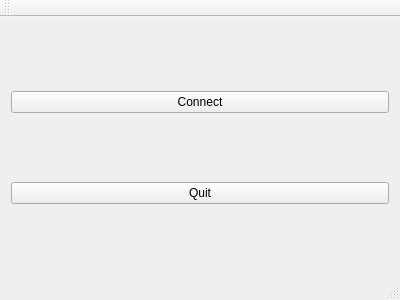
qt/qtmqtt, file examples/mqtt/simpleclient/mainwindow.ui: the form before one commit.
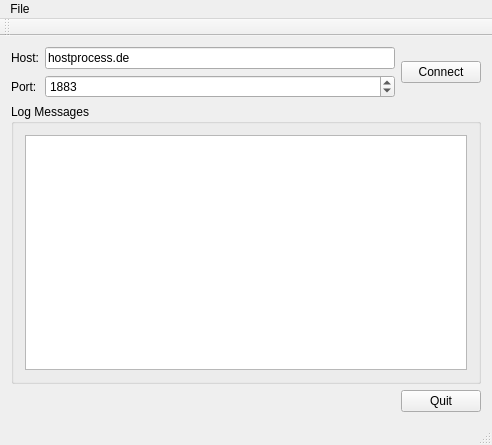
The form after the commit.

Commit message: Make example a bit more verbose

The edit to the form file:
```diff
--- a/examples/mqtt/simpleclient/mainwindow.ui
+++ b/examples/mqtt/simpleclient/mainwindow.ui
@@ -6,8 +6,8 @@
    <rect>
     <x>0</x>
     <y>0</y>
-    <width>400</width>
-    <height>300</height>
+    <width>492</width>
+    <height>445</height>
    </rect>
   </property>
   <property name="windowTitle">
@@ -16,19 +16,87 @@
   <widget class="QWidget" name="centralWidget">
    <layout class="QVBoxLayout" name="verticalLayout">
     <item>
-     <widget class="QPushButton" name="buttonConnect">
-      <property name="text">
-       <string>Connect</string>
-      </property>
-     </widget>
+     <layout class="QHBoxLayout" name="horizontalLayout">
+      <item>
+       <layout class="QFormLayout" name="formLayout">
+        <item row="0" column="0">
+         <widget class="QLabel" name="label">
+          <property name="text">
+           <string>Host:</string>
+          </property>
+         </widget>
+        </item>
+        <item row="0" column="1">
+         <widget class="QLineEdit" name="lineEditHost">
+          <property name="text">
+           <string>hostprocess.de</string>
+          </property>
+         </widget>
+        </item>
+        <item row="2" column="0">
+         <widget class="QLabel" name="label_2">
+          <property name="text">
+           <string>Port:</string>
+          </property>
+         </widget>
+        </item>
+        <item row="2" column="1">
+         <widget class="QSpinBox" name="spinBoxPort">
+          <property name="maximum">
+           <number>99999</number>
+          </property>
+          <property name="value">
+           <number>1883</number>
+          </property>
+         </widget>
+        </item>
+       </layout>
+      </item>
+      <item>
+       <widget class="QPushButton" name="buttonConnect">
+        <property name="text">
+         <string>Connect</string>
+        </property>
+       </widget>
+      </item>
+     </layout>
     </item>
     <item>
-     <widget class="QPushButton" name="buttonQuit">
-      <property name="text">
-       <string>Quit</string>
+     <widget class="QGroupBox" name="groupBox">
+      <property name="title">
+       <string>Log Messages</string>
       </property>
+      <layout class="QHBoxLayout" name="horizontalLayout_2">
+       <item>
+        <widget class="QPlainTextEdit" name="editLog"/>
+       </item>
+      </layout>
      </widget>
     </item>
+    <item>
+     <layout class="QHBoxLayout" name="horizontalLayout_3">
+      <item>
+       <spacer name="horizontalSpacer">
+        <property name="orientation">
+         <enum>Qt::Horizontal</enum>
+        </property>
+        <property name="sizeHint" stdset="0">
+         <size>
+          <width>40</width>
+          <height>20</height>
+         </size>
+        </property>
+       </spacer>
+      </item>
+      <item>
+       <widget class="QPushButton" name="buttonQuit">
+        <property name="text">
+         <string>Quit</string>
+        </property>
+       </widget>
+      </item>
+     </layout>
+    </item>
    </layout>
   </widget>
   <widget class="QMenuBar" name="menuBar">
@@ -36,10 +104,17 @@
     <rect>
      <x>0</x>
      <y>0</y>
-     <width>400</width>
+     <width>492</width>
      <height>21</height>
     </rect>
    </property>
+   <widget class="QMenu" name="menuFile">
+    <property name="title">
+     <string>File</string>
+    </property>
+    <addaction name="actionQuit"/>
+   </widget>
+   <addaction name="menuFile"/>
   </widget>
   <widget class="QToolBar" name="mainToolBar">
    <attribute name="toolBarArea">
```
Left out of the diff: 5 changed lines with no effect on the pictures. The commit also changes 2 other files.
